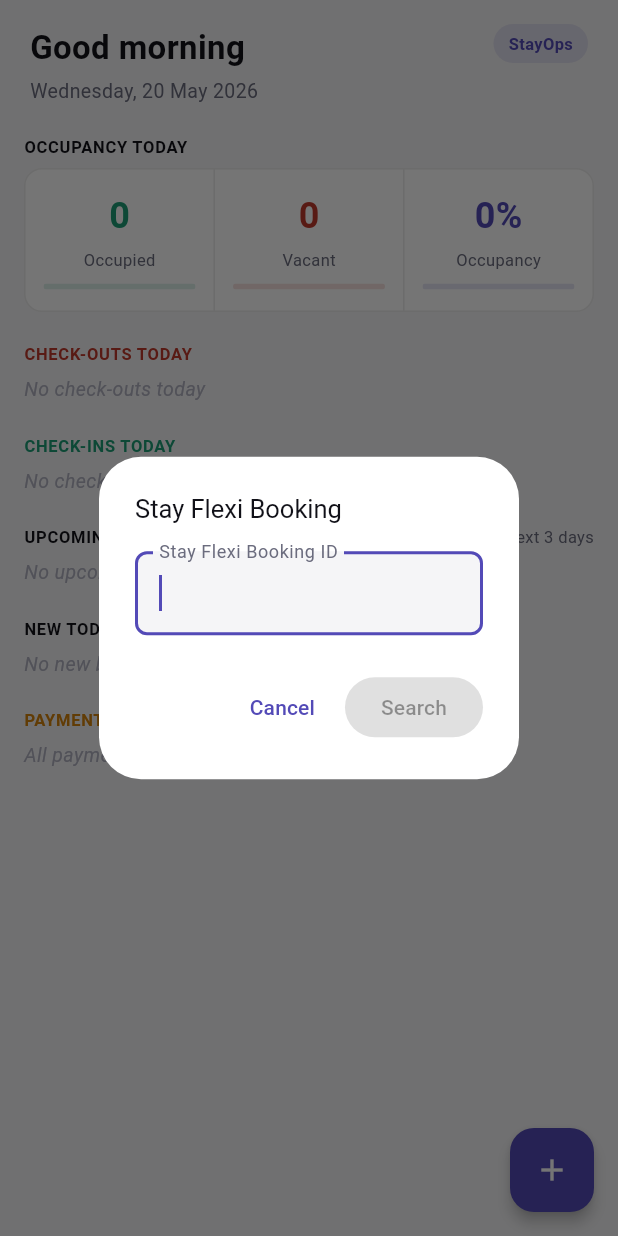
After one commit to gbalaji207/stay_ops, a Flutter app: the HomeScreen screen opened directly, after a tap on the "add" icon, after a tap on "Stay Flexi ID", on a phone screen of 412 x 824 dp. The commit adds this screen. Run offline on Flutter 3.47's test engine with Material 3 defaults, Android fonts, the phone set to English and light mode, and no system bars; our stand-ins replace equatable, flutter_bloc, go_router, supabase_flutter; accounts and stored records are empty.

Commit message:
Integrate Stay Flexi booking feature with prefill support in booking wizard

```diff
--- a/lib/core/constants.dart
+++ b/lib/core/constants.dart
@@ -2,6 +2,7 @@ enum UserRole { none, staff, owner }
 
 class AppConstants {
   static const String propertyId = 'bae7686a-8454-49e4-92b4-b36d42ec4ad8';
+  static const String sfHotelId = '32459';
   static const String ownerPin = '6857';
   static const String staffPin = '1796';
 }
--- /dev/null
+++ b/lib/features/booking/widgets/stay_flexi_search_dialog.dart
@@ -0,0 +1,163 @@
+import 'package:flutter/material.dart';
+import 'package:supabase_flutter/supabase_flutter.dart';
+
+import '../../../core/constants.dart';
+import '../../../core/theme/app_theme.dart';
+import '../booking_repository.dart';
+
+Future<Map<String, dynamic>?> showStayFlexiSearchDialog(
+    BuildContext context) async {
+  return showDialog<Map<String, dynamic>>(
+    context: context,
+    builder: (_) => const _StayFlexiSearchDialog(),
+  );
+}
+
+class _StayFlexiSearchDialog extends StatefulWidget {
+  const _StayFlexiSearchDialog();
+
+  @override
+  State<_StayFlexiSearchDialog> createState() =>
+      _StayFlexiSearchDialogState();
+}
+
+class _StayFlexiSearchDialogState extends State<_StayFlexiSearchDialog> {
+  final _controller = TextEditingController();
+  bool _loading = false;
+  String? _error;
+
+  @override
+  void initState() {
+    super.initState();
+    _controller.addListener(() => setState(() {}));
+  }
+
+  @override
+  void dispose() {
+    _controller.dispose();
+    super.dispose();
+  }
+
+  Future<void> _search() async {
+    final sfBookingId = _controller.text.trim();
+    if (sfBookingId.isEmpty) return;
+
+    setState(() {
+      _loading = true;
+      _error = null;
+    });
+
+    try {
+      final exists =
+          await BookingRepository().stayFlexiBookingExists(sfBookingId);
+      if (!mounted) return;
+      if (exists) {
+        setState(() {
+          _loading = false;
+          _error = 'This booking is already added.';
+        });
+        return;
+      }
+
+      final response =
+          await Supabase.instance.client.functions.invoke(
+        'get-booking-info-from-sf',
+        body: {
+          'sfBookingId': sfBookingId,
+          'hotelId': AppConstants.sfHotelId,
+        },
+      );
+
+      if (!mounted) return;
+
+      final data = response.data;
+      if (data == null) {
+        setState(() {
+          _loading = false;
+          _error = 'No booking found for this ID.';
+        });
+        return;
+      }
+
+      Navigator.of(context).pop(data as Map<String, dynamic>);
+    } on FunctionException catch (e) {
+      if (!mounted) return;
+      setState(() {
+        _loading = false;
+        _error = e.details?.toString() ?? 'Failed to fetch booking details.';
+      });
+    } catch (e) {
+      if (!mounted) return;
+      setState(() {
+        _loading = false;
+        _error = 'Something went wrong. Please try again.';
+      });
+    }
+  }
+
+  @override
+  Widget build(BuildContext context) {
+    final colors = Theme.of(context).extension<AppColors>()!;
+
+    return AlertDialog(
+      backgroundColor: colors.surface,
+      title: Text(
+        'Stay Flexi Booking',
+        style: TextStyle(color: colors.textPrimary, fontSize: 17),
+      ),
+      content: Column(
+        mainAxisSize: MainAxisSize.min,
+        crossAxisAlignment: CrossAxisAlignment.stretch,
+        children: [
+          TextField(
+            controller: _controller,
+            autofocus: true,
+            textInputAction: TextInputAction.search,
+            onSubmitted: (_) => _loading ? null : _search(),
+            style: TextStyle(color: colors.textPrimary),
+            decoration: InputDecoration(
+              labelText: 'Stay Flexi Booking ID',
+              labelStyle: TextStyle(color: colors.textSecondary),
+              enabledBorder: OutlineInputBorder(
+                borderRadius: BorderRadius.circular(8),
+                borderSide: BorderSide(color: colors.border),
+              ),
+              focusedBorder: OutlineInputBorder(
+                borderRadius: BorderRadius.circular(8),
+                borderSide: BorderSide(color: colors.accent, width: 2),
+              ),
+              filled: true,
+              fillColor: colors.background,
+            ),
+          ),
+          if (_error != null) ...[
+            const SizedBox(height: 8),
+            Text(
+              _error!,
+              style: TextStyle(color: colors.danger, fontSize: 12),
+            ),
+          ],
+        ],
+      ),
+      actions: [
+        TextButton(
+          onPressed: _loading ? null : () => Navigator.of(context).pop(null),
+          child: const Text('Cancel'),
+        ),
+        _loading
+            ? const Padding(
+                padding: EdgeInsets.symmetric(horizontal: 16, vertical: 8),
+                child: SizedBox(
+                  width: 20,
+                  height: 20,
+                  child: CircularProgressIndicator(strokeWidth: 2),
+                ),
+              )
+            : FilledButton(
+                onPressed: _controller.text.trim().isEmpty ? null : _search,
+                child: const Text('Search'),
+              ),
+      ],
+    );
+  }
+}
--- a/lib/features/booking/wizard/booking_wizard_extras.dart
+++ b/lib/features/booking/wizard/booking_wizard_extras.dart
@@ -1,12 +1,15 @@
 import '../../../shared/models/booking_group.dart';
+import 'sf_booking_prefill.dart';
 
 class BookingWizardExtras {
   const BookingWizardExtras({
     this.prefilledRoomId,
     this.prefilledDate,
     this.existingGroup,
+    this.sfPrefill,
   });
   final String? prefilledRoomId;
   final DateTime? prefilledDate;
   final BookingGroup? existingGroup;
+  final SfBookingPrefill? sfPrefill;
 }
--- /dev/null
+++ b/lib/features/booking/wizard/sf_booking_prefill.dart
@@ -0,0 +1,93 @@
+class SfBookingPrefill {
+  const SfBookingPrefill({
+    this.roomId,
+    this.checkIn,
+    this.checkOut,
+    this.bookingDate,
+    this.customerName,
+    this.sfBookingId,
+    this.otaBookingId,
+    this.bookingTypeId,
+    this.bookingSourceId,
+    this.paymentDestinationId,
+    this.grossAmount,
+    this.taxAmount,
+    this.commissionInclTax,
+    this.taxDeduction,
+  });
+
+  final String? roomId;
+  final DateTime? checkIn;
+  final DateTime? checkOut;
+  final DateTime? bookingDate;
+  final String? customerName;
+  final String? sfBookingId;
+  final String? otaBookingId;
+  final String? bookingTypeId;
+  final String? bookingSourceId;
+  final String? paymentDestinationId;
+  final double? grossAmount;
+  final double? taxAmount;
+  final double? commissionInclTax;
+  final double? taxDeduction;
+
+  static DateTime? _parseDate(String? s) {
+    if (s == null) return null;
+    return DateTime.tryParse(s);
+  }
+
+  static DateTime? _dateOnly(DateTime? dt) {
+    if (dt == null) return null;
+    return DateTime(dt.year, dt.month, dt.day);
+  }
+
+  static String? _matchSourceId(
+    String? sourceName,
+    List<dynamic> activeSources,
+  ) {
+    if (sourceName == null) return null;
+    final upper = sourceName.toUpperCase();
+    for (final s in activeSources) {
+      if ((s.name as String).toUpperCase() == upper) return s.id as String;
+    }
+    return null;
+  }
+
+  factory SfBookingPrefill.fromJson(
+    Map<String, dynamic> json, {
+    required List<dynamic> activeSources,
+    required List<dynamic> activeDestinations,
+  }) {
+    final sourceName = json['booking_source'] as String?;
+    final sourceId = _matchSourceId(sourceName, activeSources);
+
+    String? bookingTypeId;
+    String? paymentDestinationId;
+    if (sourceId != null) {
+      final source = activeSources.firstWhere((s) => s.id == sourceId);
+      bookingTypeId = source.bookingTypeId as String?;
+      final destId = source.defaultPaymentDestinationId as String?;
+      if (destId != null &&
+          activeDestinations.any((d) => d.id == destId && (d.isActive as bool))) {
+        paymentDestinationId = destId;
+      }
+    }
+
+    return SfBookingPrefill(
+      roomId: json['internal_room_id'] as String?,
+      checkIn: _dateOnly(_parseDate(json['checkin'] as String?)),
+      checkOut: _dateOnly(_parseDate(json['checkout'] as String?)),
+      bookingDate: _parseDate(json['booking_made_on'] as String?),
+      customerName: json['customer_name'] as String?,
+      sfBookingId: json['sfBookingId'] as String?,
+      otaBookingId: json['ota_booking_id'] as String?,
+      bookingTypeId: bookingTypeId,
+      bookingSourceId: sourceId,
+      paymentDestinationId: paymentDestinationId,
+      grossAmount: (json['ota_gross_amount'] as num?)?.toDouble(),
+      taxAmount: (json['ota_tax_amount'] as num?)?.toDouble(),
+      commissionInclTax: (json['ota_commission'] as num?)?.toDouble(),
+      taxDeduction: (json['tax_deduction'] as num?)?.toDouble(),
+    );
+  }
+}
--- a/lib/features/home/screens/home_screen.dart
+++ b/lib/features/home/screens/home_screen.dart
@@ -7,7 +7,9 @@ import 'package:go_router/go_router.dart';
 import '../../../core/theme/app_theme.dart';
 import '../../../shared/models/booking_group.dart';
 import '../../booking/booking_repository.dart';
+import '../../booking/widgets/stay_flexi_search_dialog.dart';
 import '../../booking/wizard/booking_wizard_extras.dart';
+import '../../booking/wizard/sf_booking_prefill.dart';
 import '../../config/config_cubit.dart';
 import '../cubit/home_cubit.dart';
 import '../repository/home_repository.dart';
@@ -25,6 +27,7 @@ class HomeScreen extends StatefulWidget {
 
 class _HomeScreenState extends State<HomeScreen> {
   late final DateTime _today;
+  bool _fabExpanded = false;
 
   @override
   void initState() {
@@ -150,7 +153,10 @@ class _HomeScreenState extends State<HomeScreen> {
 
     return Scaffold(
       backgroundColor: colors.background,
-      body: SafeArea(
+      body: GestureDetector(
+        onTap: _fabExpanded ? () => setState(() => _fabExpanded = false) : null,
+        behavior: HitTestBehavior.translucent,
+        child: SafeArea(
         child: RefreshIndicator(
           onRefresh: () async =>
               context.read<HomeCubit>().refresh(_today, _totalRooms()),
@@ -293,6 +299,7 @@ class _HomeScreenState extends State<HomeScreen> {
               const SliverToBoxAdapter(child: SizedBox(height: 88)),
             ],
           ),
+        ),
         ),
       ),
       floatingActionButton: _buildFab(context, colors),
@@ -450,18 +457,163 @@ class _HomeScreenState extends State<HomeScreen> {
 
   Widget _buildFab(BuildContext context, AppColors colors) {
     final cubit = context.read<HomeCubit>();
-    return FloatingActionButton(
-      heroTag: 'home_fab',
-      backgroundColor: colors.accent,
-      foregroundColor: Colors.white,
-      elevation: 4,
-      onPressed: () async {
-        final saved = await context.push<bool>('/booking/new');
-        if ((saved ?? false) && context.mounted) {
-          cubit.refresh(_today, _totalRooms());
-        }
-      },
-      child: const Icon(Icons.add, size: 24),
+    return Column(
+      mainAxisSize: MainAxisSize.min,
+      crossAxisAlignment: CrossAxisAlignment.end,
+      children: [
+        // Stay Flexi ID option
+        AnimatedOpacity(
+          opacity: _fabExpanded ? 1 : 0,
+          duration: const Duration(milliseconds: 200),
+          child: AnimatedSlide(
+            offset: _fabExpanded ? Offset.zero : const Offset(0, 0.4),
+            duration: const Duration(milliseconds: 200),
+            child: Padding(
+              padding: const EdgeInsets.only(bottom: 12),
+              child: _FabOption(
+                colors: colors,
+                label: 'Stay Flexi ID',
+                icon: Icons.receipt_long_outlined,
+                onTap: _fabExpanded
+                    ? () async {
+                        setState(() => _fabExpanded = false);
+                        if (!context.mounted) return;
+                        final result =
+                            await showStayFlexiSearchDialog(context);
+                        if (result != null && context.mounted) {
+                          final configState =
+                              context.read<ConfigCubit>().state;
+                          final activeSources = configState is ConfigLoaded
+                              ? configState.bookingSources
+                                  .where((s) => s.isActive)
+                                  .toList()
+                              : <dynamic>[];
+                          final activeDestinations =
+                              configState is ConfigLoaded
+                                  ? configState.paymentDestinations
+                                      .where((d) => d.isActive)
+                                      .toList()
+                                  : <dynamic>[];
+                          final prefill = SfBookingPrefill.fromJson(
+                            result,
+                            activeSources: activeSources,
+                            activeDestinations: activeDestinations,
+                          );
+                          if (!context.mounted) return;
+                          final saved = await context.push<bool>(
+                            '/booking/new',
+                            extra: BookingWizardExtras(sfPrefill: prefill),
+                          );
+                          if ((saved ?? false) && context.mounted) {
+                            cubit.refresh(_today, _totalRooms());
+                          }
+                        }
+                      }
+                    : null,
+              ),
+            ),
+          ),
+        ),
+        // Manual option
+        AnimatedOpacity(
+          opacity: _fabExpanded ? 1 : 0,
+          duration: const Duration(milliseconds: 150),
+          child: AnimatedSlide(
+            offset: _fabExpanded ? Offset.zero : const Offset(0, 0.4),
+            duration: const Duration(milliseconds: 150),
+            child: Padding(
+              padding: const EdgeInsets.only(bottom: 12),
+              child: _FabOption(
+                colors: colors,
+                label: 'Manual',
+                icon: Icons.edit_note_rounded,
+                onTap: _fabExpanded
+                    ? () async {
+                        setState(() => _fabExpanded = false);
+                        if (!context.mounted) return;
+                        final saved =
+                            await context.push<bool>('/booking/new');
+                        if ((saved ?? false) && context.mounted) {
+                          cubit.refresh(_today, _totalRooms());
+                        }
+                      }
+                    : null,
+              ),
+            ),
+          ),
+        ),
+        // Main FAB
+        FloatingActionButton(
+          heroTag: 'home_fab',
+          backgroundColor: colors.accent,
+          foregroundColor: Colors.white,
+          elevation: 4,
+          onPressed: () => setState(() => _fabExpanded = !_fabExpanded),
+          child: AnimatedRotation(
+            turns: _fabExpanded ? 0.125 : 0,
+            duration: const Duration(milliseconds: 200),
+            child: const Icon(Icons.add, size: 24),
+          ),
+        ),
+      ],
     );
   }
 }
+
+class _FabOption extends StatelessWidget {
+  const _FabOption({
+    required this.colors,
+    required this.label,
+    required this.icon,
+    required this.onTap,
+  });
+
+  final AppColors colors;
+  final String label;
+  final IconData icon;
+  final VoidCallback? onTap;
+
+  @override
+  Widget build(BuildContext context) {
+    return Row(
+      mainAxisSize: MainAxisSize.min,
+      children: [
+        GestureDetector(
+          onTap: onTap,
+          child: Container(
+            padding: const EdgeInsets.symmetric(horizontal: 12, vertical: 6),
+            decoration: BoxDecoration(
+              color: colors.surface,
+              borderRadius: BorderRadius.circular(20),
+              border: Border.all(color: colors.border),
+              boxShadow: [
+                BoxShadow(
+                  color: Colors.black.withValues(alpha: 0.08),
+                  blurRadius: 6,
+                  offset: const Offset(0, 2),
+                ),
+              ],
+            ),
+            child: Text(
+              label,
+              style: TextStyle(
+                fontSize: 13,
+                fontWeight: FontWeight.w500,
+                color: colors.textPrimary,
+              ),
+            ),
+          ),
+        ),
+        const SizedBox(width: 8),
+        FloatingActionButton.small(
+          heroTag: 'fab_$label',
+          backgroundColor: colors.accent,
+          foregroundColor: Colors.white,
+          elevation: 2,
+          onPressed: onTap,
+          child: Icon(icon, size: 20),
+        ),
+      ],
+    );
+  }
+}
```
Also changed, not shown: lib/features/booking/booking_repository.dart (+11 -0 lines), lib/features/booking/wizard/booking_wizard_screen.dart (+41 -43 lines), 1 other file.
